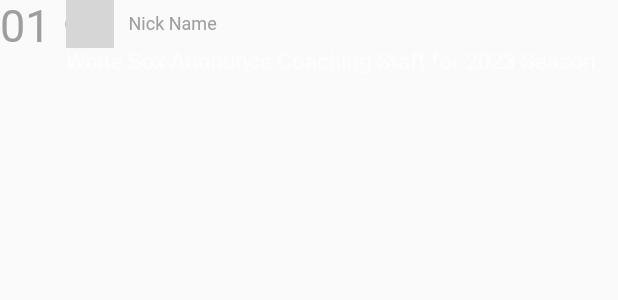
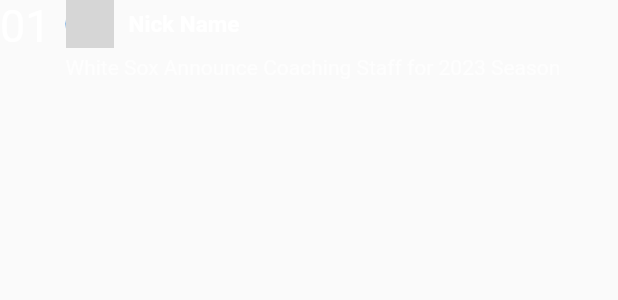
Before and after one commit to codingspecialist/flutter_midium_project_junghuk, a Flutter app: the CustomPostTextView widget shown alone on an empty page, opened directly with empty values, on a phone screen of 412 x 824 dp. Shown: the top 300 px of the screen. Run offline on Flutter 3.47's test engine with Material 2 defaults, Android fonts, the phone set to English and light mode, and no system bars; network calls fail; grey boxes are pictures that could not be loaded.

Commit message:
최종디자인 완료

```diff
--- a/lib/components/custom_post_text_view.dart
+++ b/lib/components/custom_post_text_view.dart
@@ -1,4 +1,3 @@
-import 'package:flutter/cupertino.dart';
 import 'package:flutter/material.dart';
 
 class CustomPostTextView extends StatelessWidget {
@@ -7,12 +6,14 @@ class CustomPostTextView extends StatelessWidget {
 
   @override
   Widget build(BuildContext context) {
-    return Row(
+    return Padding(
+      padding: const EdgeInsets.only(bottom: 15),
+      child: Row(
         crossAxisAlignment: CrossAxisAlignment.start,
         children: [
           Text(
             "01",
-          style: TextStyle(fontSize: 30, color: Colors.grey),
+            style: TextStyle(fontSize: 30, color: Colors.white),
           ),
           SizedBox(width: 10),
           Expanded(
@@ -30,19 +31,26 @@ class CustomPostTextView extends StatelessWidget {
                     SizedBox(width: 10),
                     Text(
                       "Nick Name",
-                    style: TextStyle(fontSize: 12, color: Colors.grey),
+                      style: TextStyle(
+                          fontSize: 15,
+                          color: Colors.white,
+                          fontWeight: FontWeight.bold),
                     ),
                   ],
                 ),
+                SizedBox(
+                  height: 5,
+                ),
                 Text(
                   "White Sox Announce Coaching Staff for 2023 Season",
-                style: TextStyle(fontSize: 15, color: Colors.white54),
+                  style: TextStyle(fontSize: 14, color: Colors.white70),
                   maxLines: 3,
                 ),
               ],
             ),
           ),
         ],
+      ),
     );
   }
 }
--- a/lib/pages/post_search_page/post_search_page.dart
+++ b/lib/pages/main_holder_page/explore_page/post_search_delegate.dart
@@ -1,7 +1,7 @@
 import 'package:flutter/cupertino.dart';
 import 'package:flutter/material.dart';
 
-class PostSearchPage extends SearchDelegate {
+class PostSearchDelegate extends SearchDelegate {
   List<String> searchResults = [
     'Brazil',
     'China',
--- a/pubspec.yaml
+++ b/pubspec.yaml
@@ -68,6 +68,10 @@ flutter:
   # To add assets to your application, add an assets section, like this:
   assets:
     - assets/images/
+  fonts:
+     - family: PatuaOne
+       fonts:
+         - asset: assets/fonts/PatuaOne-Regular.ttf
 
   # An image asset can refer to one or more resolution-specific "variants", see
   # https://flutter.dev/assets-and-images/#resolution-aware
```
Also changed, not shown: lib/components/custom_post_view.dart (+11 -3 lines), lib/pages/main_holder_page/explore_page/explore_page.dart (+45 -8 lines), lib/pages/main_holder_page/home_page/home_page.dart (+5 -3 lines), lib/pages/main_holder_page/main_holder_appbar.dart (+1 -13 lines), lib/pages/main_holder_page/profile_page/profile_page.dart (+6 -4 lines), lib/pages/main_holder_page/your_library_page/your_library_page.dart (+4 -30 lines), assets/fonts/PatuaOne-Regular.ttf (added), 1 other file. Lines whose indentation alone changed are shown as unchanged.
